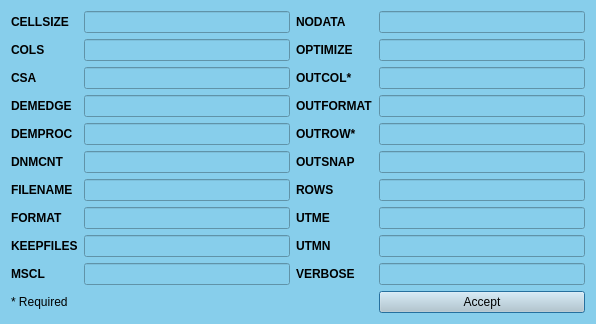
First picture: the form in ui/controltopagnps.ui, repository Inigobarbe/QAnnAGNPS, before the edit.
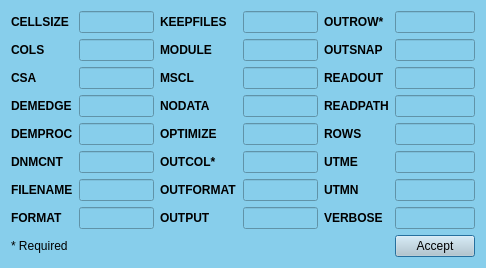
Second picture: the form after the edit.

```diff
--- a/ui/controltopagnps.ui
+++ b/ui/controltopagnps.ui
@@ -6,8 +6,8 @@
    <rect>
     <x>0</x>
     <y>0</y>
-    <width>596</width>
-    <height>316</height>
+    <width>486</width>
+    <height>249</height>
    </rect>
   </property>
   <property name="windowTitle">
@@ -17,6 +17,23 @@
    <string notr="true">background-color: #87CEEB;</string>
   </property>
   <layout class="QGridLayout" name="gridLayout">
+   <item row="14" column="5">
+    <widget class="QPushButton" name="pushButton">
+     <property name="styleSheet">
+      <string notr="true">background-color: #becbd1;</string>
+     </property>
+     <property name="text">
+      <string>Accept</string>
+     </property>
+    </widget>
+   </item>
+   <item row="14" column="0">
+    <widget class="QLabel" name="label_8">
+     <property name="text">
+      <string>* Required</string>
+     </property>
+    </widget>
+   </item>
    <item row="0" column="0">
     <widget class="QLabel" name="label">
      <property name="font">
@@ -30,8 +47,8 @@
      </property>
     </widget>
    </item>
-   <item row="0" column="1">
-    <widget class="QLineEdit" name="lineEdit">
+   <item row="1" column="1">
+    <widget class="QLineEdit" name="lineEdit_2">
      <property name="font">
       <font>
        <weight>75</weight>
@@ -46,6 +63,9 @@
 	border: 1px solid black
 }</string>
      </property>
+     <property name="alignment">
+      <set>Qt::AlignCenter</set>
+     </property>
     </widget>
    </item>
    <item row="1" column="0">
@@ -61,8 +81,8 @@
      </property>
     </widget>
    </item>
-   <item row="1" column="1">
-    <widget class="QLineEdit" name="lineEdit_2">
+   <item row="0" column="1">
+    <widget class="QLineEdit" name="lineEdit">
      <property name="font">
       <font>
        <weight>75</weight>
@@ -77,39 +97,8 @@
 	border: 1px solid black
 }</string>
      </property>
-    </widget>
-   </item>
-   <item row="2" column="0">
-    <widget class="QLabel" name="label_3">
-     <property name="font">
-      <font>
-       <weight>75</weight>
-       <bold>true</bold>
-      </font>
-     </property>
-     <property name="text">
-      <string>CSA</string>
-     </property>
-    </widget>
-   </item>
-   <item row="2" column="1">
-    <widget class="QLineEdit" name="lineEdit_3">
-     <property name="font">
-      <font>
-       <weight>75</weight>
-       <bold>true</bold>
-      </font>
-     </property>
-     <property name="styleSheet">
-      <string notr="true">QCheckBox::hover{color:white}
-
-QCheckBox::indicator:unchecked {
-    background-color: white;
-	border: 1px solid black
-}</string>
-     </property>
-     <property name="text">
-      <string/>
+     <property name="alignment">
+      <set>Qt::AlignCenter</set>
      </property>
     </widget>
    </item>
@@ -145,6 +134,59 @@
      <property name="text">
       <string/>
      </property>
+     <property name="alignment">
+      <set>Qt::AlignCenter</set>
+     </property>
+    </widget>
+   </item>
+   <item row="2" column="1">
+    <widget class="QLineEdit" name="lineEdit_3">
+     <property name="font">
+      <font>
+       <weight>75</weight>
+       <bold>true</bold>
+      </font>
+     </property>
+     <property name="styleSheet">
+      <string notr="true">QCheckBox::hover{color:white}
+
+QCheckBox::indicator:unchecked {
+    background-color: white;
+	border: 1px solid black
+}</string>
+     </property>
+     <property name="text">
+      <string/>
+     </property>
+     <property name="alignment">
+      <set>Qt::AlignCenter</set>
+     </property>
+    </widget>
+   </item>
+   <item row="2" column="0">
+    <widget class="QLabel" name="label_3">
+     <property name="font">
+      <font>
+       <weight>75</weight>
+       <bold>true</bold>
+      </font>
+     </property>
+     <property name="text">
+      <string>CSA</string>
+     </property>
+    </widget>
+   </item>
+   <item row="0" column="2">
+    <widget class="QLabel" name="label_9">
+     <property name="font">
+      <font>
+       <weight>75</weight>
+       <bold>true</bold>
+      </font>
+     </property>
+     <property name="text">
+      <string>KEEPFILES</string>
+     </property>
     </widget>
    </item>
    <item row="4" column="0">
@@ -160,27 +202,6 @@
      </property>
     </widget>
    </item>
-   <item row="4" column="1">
-    <widget class="QLineEdit" name="lineEdit_5">
-     <property name="font">
-      <font>
-       <weight>75</weight>
-       <bold>true</bold>
-      </font>
-     </property>
-     <property name="styleSheet">
-      <string notr="true">QCheckBox::hover{color:white}
-
-QCheckBox::indicator:unchecked {
-    background-color: white;
-	border: 1px solid black
-}</string>
-     </property>
-     <property name="text">
-      <string/>
-     </property>
-    </widget>
-   </item>
    <item row="5" column="0">
     <widget class="QLabel" name="label_6">
      <property name="font">
@@ -194,8 +215,8 @@
      </property>
     </widget>
    </item>
-   <item row="5" column="1">
-    <widget class="QLineEdit" name="lineEdit_6">
+   <item row="4" column="1">
+    <widget class="QLineEdit" name="lineEdit_5">
      <property name="font">
       <font>
        <weight>75</weight>
@@ -212,6 +233,22 @@
      </property>
      <property name="text">
       <string/>
+     </property>
+     <property name="alignment">
+      <set>Qt::AlignCenter</set>
+     </property>
+    </widget>
+   </item>
+   <item row="7" column="0">
+    <widget class="QLabel" name="label_13">
+     <property name="font">
+      <font>
+       <weight>75</weight>
+       <bold>true</bold>
+      </font>
+     </property>
+     <property name="text">
+      <string>FORMAT</string>
      </property>
     </widget>
    </item>
@@ -247,235 +284,74 @@
      <property name="text">
       <string/>
      </property>
-    </widget>
-   </item>
-   <item row="10" column="0">
-    <widget class="QLabel" name="label_8">
-     <property name="text">
-      <string>* Required</string>
+     <property name="alignment">
+      <set>Qt::AlignCenter</set>
      </property>
     </widget>
    </item>
-   <item row="10" column="3">
-    <widget class="QPushButton" name="pushButton">
-     <property name="styleSheet">
-      <string notr="true">background-color: #becbd1;</string>
-     </property>
-     <property name="text">
-      <string>Accept</string>
-     </property>
-    </widget>
-   </item>
-   <item row="9" column="2">
-    <widget class="QLabel" name="label_21">
+   <item row="5" column="1">
+    <widget class="QLineEdit" name="lineEdit_6">
      <property name="font">
       <font>
        <weight>75</weight>
        <bold>true</bold>
       </font>
      </property>
-     <property name="text">
-      <string>VERBOSE</string>
+     <property name="styleSheet">
+      <string notr="true">QCheckBox::hover{color:white}
+
+QCheckBox::indicator:unchecked {
+    background-color: white;
+	border: 1px solid black
+}</string>
      </property>
-    </widget>
-   </item>
-   <item row="9" column="3">
-    <widget class="QLineEdit" name="lineEdit_21">
-     <property name="font">
-      <font>
-       <weight>75</weight>
-       <bold>true</bold>
-      </font>
-     </property>
      <property name="text">
       <string/>
      </property>
-    </widget>
-   </item>
-   <item row="8" column="2">
-    <widget class="QLabel" name="label_20">
-     <property name="font">
-      <font>
-       <weight>75</weight>
-       <bold>true</bold>
-      </font>
+     <property name="alignment">
+      <set>Qt::AlignCenter</set>
      </property>
-     <property name="text">
-      <string>UTMN</string>
-     </property>
     </widget>
    </item>
-   <item row="8" column="3">
-    <widget class="QLineEdit" name="lineEdit_20">
+   <item row="7" column="1">
+    <widget class="QLineEdit" name="lineEdit_8">
      <property name="font">
       <font>
        <weight>75</weight>
        <bold>true</bold>
       </font>
      </property>
-     <property name="text">
-      <string/>
+     <property name="alignment">
+      <set>Qt::AlignCenter</set>
      </property>
     </widget>
    </item>
-   <item row="7" column="2">
-    <widget class="QLabel" name="label_19">
+   <item row="0" column="3">
+    <widget class="QLineEdit" name="lineEdit_9">
      <property name="font">
       <font>
        <weight>75</weight>
        <bold>true</bold>
       </font>
      </property>
-     <property name="text">
-      <string>UTME</string>
+     <property name="styleSheet">
+      <string notr="true">QCheckBox::hover{color:white}
+
+QCheckBox::indicator:unchecked {
+    background-color: white;
+	border: 1px solid black
+}</string>
      </property>
-    </widget>
-   </item>
-   <item row="7" column="3">
-    <widget class="QLineEdit" name="lineEdit_19">
-     <property name="font">
-      <font>
-       <weight>75</weight>
-       <bold>true</bold>
-      </font>
-     </property>
      <property name="text">
       <string/>
      </property>
-    </widget>
-   </item>
-   <item row="6" column="2">
-    <widget class="QLabel" name="label_18">
-     <property name="font">
-      <font>
-       <weight>75</weight>
-       <bold>true</bold>
-      </font>
-     </property>
-     <property name="text">
-      <string>ROWS</string>
-     </property>
-    </widget>
-   </item>
-   <item row="6" column="3">
-    <widget class="QLineEdit" name="lineEdit_18">
-     <property name="font">
-      <font>
-       <weight>75</weight>
-       <bold>true</bold>
-      </font>
-     </property>
-     <property name="text">
-      <string/>
-     </property>
-    </widget>
-   </item>
-   <item row="5" column="2">
-    <widget class="QLabel" name="label_17">
-     <property name="font">
-      <font>
-       <weight>75</weight>
-       <bold>true</bold>
-      </font>
-     </property>
-     <property name="text">
-      <string>OUTSNAP</string>
-     </property>
-    </widget>
-   </item>
-   <item row="5" column="3">
-    <widget class="QLineEdit" name="lineEdit_17">
-     <property name="font">
-      <font>
-       <weight>75</weight>
-       <bold>true</bold>
-      </font>
-     </property>
-     <property name="text">
-      <string/>
-     </property>
-    </widget>
-   </item>
-   <item row="4" column="2">
-    <widget class="QLabel" name="label_22">
-     <property name="font">
-      <font>
-       <weight>75</weight>
-       <bold>true</bold>
-      </font>
-     </property>
-     <property name="text">
-      <string>OUTROW*</string>
-     </property>
-    </widget>
-   </item>
-   <item row="4" column="3">
-    <widget class="QLineEdit" name="lineEdit_22">
-     <property name="font">
-      <font>
-       <weight>75</weight>
-       <bold>true</bold>
-      </font>
-     </property>
-     <property name="text">
-      <string/>
-     </property>
-    </widget>
-   </item>
-   <item row="3" column="2">
-    <widget class="QLabel" name="label_14">
-     <property name="font">
-      <font>
-       <weight>75</weight>
-       <bold>true</bold>
-      </font>
-     </property>
-     <property name="text">
-      <string>OUTFORMAT</string>
-     </property>
-    </widget>
-   </item>
-   <item row="3" column="3">
-    <widget class="QLineEdit" name="lineEdit_14">
-     <property name="font">
-      <font>
-       <weight>75</weight>
-       <bold>true</bold>
-      </font>
-     </property>
-     <property name="text">
-      <string/>
-     </property>
-    </widget>
-   </item>
-   <item row="2" column="2">
-    <widget class="QLabel" name="label_15">
-     <property name="font">
-      <font>
-       <weight>75</weight>
-       <bold>true</bold>
-      </font>
-     </property>
-     <property name="text">
-      <string>OUTCOL*</string>
-     </property>
-    </widget>
-   </item>
-   <item row="2" column="3">
-    <widget class="QLineEdit" name="lineEdit_15">
-     <property name="font">
-      <font>
-       <weight>75</weight>
-       <bold>true</bold>
-      </font>
-     </property>
-     <property name="text">
-      <string/>
+     <property name="alignment">
+      <set>Qt::AlignCenter</set>
      </property>
     </widget>
    </item>
    <item row="1" column="2">
-    <widget class="QLabel" name="label_12">
+    <widget class="QLabel" name="label_16">
      <property name="font">
       <font>
        <weight>75</weight>
@@ -483,58 +359,24 @@
       </font>
      </property>
      <property name="text">
-      <string>OPTIMIZE</string>
+      <string>MODULE</string>
      </property>
     </widget>
    </item>
    <item row="1" column="3">
-    <widget class="QLineEdit" name="lineEdit_12">
+    <widget class="QLineEdit" name="lineEdit_13">
      <property name="font">
       <font>
        <weight>75</weight>
        <bold>true</bold>
       </font>
      </property>
-     <property name="text">
-      <string/>
+     <property name="alignment">
+      <set>Qt::AlignCenter</set>
      </property>
     </widget>
    </item>
-   <item row="0" column="3">
-    <widget class="QLineEdit" name="lineEdit_11">
-     <property name="font">
-      <font>
-       <weight>75</weight>
-       <bold>true</bold>
-      </font>
-     </property>
-     <property name="styleSheet">
-      <string notr="true">QCheckBox::hover{color:white}
-
-QCheckBox::indicator:unchecked {
-    background-color: white;
-	border: 1px solid black
-}</string>
-     </property>
-     <property name="text">
-      <string/>
-     </property>
-    </widget>
-   </item>
-   <item row="0" column="2">
-    <widget class="QLabel" name="label_11">
-     <property name="font">
-      <font>
-       <weight>75</weight>
-       <bold>true</bold>
-      </font>
-     </property>
-     <property name="text">
-      <string>NODATA</string>
-     </property>
-    </widget>
-   </item>
-   <item row="9" column="0">
+   <item row="2" column="2">
     <widget class="QLabel" name="label_10">
      <property name="font">
       <font>
@@ -547,7 +389,7 @@
      </property>
     </widget>
    </item>
-   <item row="9" column="1">
+   <item row="2" column="3">
     <widget class="QLineEdit" name="lineEdit_10">
      <property name="font">
       <font>
@@ -566,10 +408,13 @@
      <property name="text">
       <string/>
      </property>
+     <property name="alignment">
+      <set>Qt::AlignCenter</set>
+     </property>
     </widget>
    </item>
-   <item row="8" column="0">
-    <widget class="QLabel" name="label_9">
+   <item row="3" column="2">
+    <widget class="QLabel" name="label_11">
      <property name="font">
       <font>
        <weight>75</weight>
@@ -577,12 +422,12 @@
       </font>
      </property>
      <property name="text">
-      <string>KEEPFILES</string>
+      <string>NODATA</string>
      </property>
     </widget>
    </item>
-   <item row="8" column="1">
-    <widget class="QLineEdit" name="lineEdit_9">
+   <item row="3" column="3">
+    <widget class="QLineEdit" name="lineEdit_11">
      <property name="font">
       <font>
        <weight>75</weight>
@@ -600,10 +445,13 @@
      <property name="text">
       <string/>
      </property>
+     <property name="alignment">
+      <set>Qt::AlignCenter</set>
+     </property>
     </widget>
    </item>
-   <item row="7" column="0">
-    <widget class="QLabel" name="label_13">
+   <item row="4" column="2">
+    <widget class="QLabel" name="label_12">
      <property name="font">
       <font>
        <weight>75</weight>
@@ -611,17 +459,333 @@
       </font>
      </property>
      <property name="text">
-      <string>FORMAT</string>
+      <string>OPTIMIZE</string>
      </property>
     </widget>
    </item>
-   <item row="7" column="1">
-    <widget class="QLineEdit" name="lineEdit_8">
+   <item row="4" column="3">
+    <widget class="QLineEdit" name="lineEdit_12">
      <property name="font">
       <font>
        <weight>75</weight>
        <bold>true</bold>
       </font>
+     </property>
+     <property name="text">
+      <string/>
+     </property>
+     <property name="alignment">
+      <set>Qt::AlignCenter</set>
+     </property>
+    </widget>
+   </item>
+   <item row="5" column="2">
+    <widget class="QLabel" name="label_15">
+     <property name="font">
+      <font>
+       <weight>75</weight>
+       <bold>true</bold>
+      </font>
+     </property>
+     <property name="text">
+      <string>OUTCOL*</string>
+     </property>
+    </widget>
+   </item>
+   <item row="5" column="3">
+    <widget class="QLineEdit" name="lineEdit_15">
+     <property name="font">
+      <font>
+       <weight>75</weight>
+       <bold>true</bold>
+      </font>
+     </property>
+     <property name="text">
+      <string/>
+     </property>
+     <property name="alignment">
+      <set>Qt::AlignCenter</set>
+     </property>
+    </widget>
+   </item>
+   <item row="6" column="2">
+    <widget class="QLabel" name="label_14">
+     <property name="font">
+      <font>
+       <weight>75</weight>
+       <bold>true</bold>
+      </font>
+     </property>
+     <property name="text">
+      <string>OUTFORMAT</string>
+     </property>
+    </widget>
+   </item>
+   <item row="6" column="3">
+    <widget class="QLineEdit" name="lineEdit_14">
+     <property name="font">
+      <font>
+       <weight>75</weight>
+       <bold>true</bold>
+      </font>
+     </property>
+     <property name="text">
+      <string/>
+     </property>
+     <property name="alignment">
+      <set>Qt::AlignCenter</set>
+     </property>
+    </widget>
+   </item>
+   <item row="7" column="2">
+    <widget class="QLabel" name="label_23">
+     <property name="font">
+      <font>
+       <weight>75</weight>
+       <bold>true</bold>
+      </font>
+     </property>
+     <property name="text">
+      <string>OUTPUT</string>
+     </property>
+    </widget>
+   </item>
+   <item row="7" column="3">
+    <widget class="QLineEdit" name="lineEdit_16">
+     <property name="font">
+      <font>
+       <weight>75</weight>
+       <bold>true</bold>
+      </font>
+     </property>
+     <property name="alignment">
+      <set>Qt::AlignCenter</set>
+     </property>
+    </widget>
+   </item>
+   <item row="0" column="4">
+    <widget class="QLabel" name="label_22">
+     <property name="font">
+      <font>
+       <weight>75</weight>
+       <bold>true</bold>
+      </font>
+     </property>
+     <property name="text">
+      <string>OUTROW*</string>
+     </property>
+    </widget>
+   </item>
+   <item row="0" column="5">
+    <widget class="QLineEdit" name="lineEdit_22">
+     <property name="font">
+      <font>
+       <weight>75</weight>
+       <bold>true</bold>
+      </font>
+     </property>
+     <property name="text">
+      <string/>
+     </property>
+     <property name="alignment">
+      <set>Qt::AlignCenter</set>
+     </property>
+    </widget>
+   </item>
+   <item row="1" column="4">
+    <widget class="QLabel" name="label_17">
+     <property name="font">
+      <font>
+       <weight>75</weight>
+       <bold>true</bold>
+      </font>
+     </property>
+     <property name="text">
+      <string>OUTSNAP</string>
+     </property>
+    </widget>
+   </item>
+   <item row="1" column="5">
+    <widget class="QLineEdit" name="lineEdit_17">
+     <property name="font">
+      <font>
+       <weight>75</weight>
+       <bold>true</bold>
+      </font>
+     </property>
+     <property name="text">
+      <string/>
+     </property>
+     <property name="alignment">
+      <set>Qt::AlignCenter</set>
+     </property>
+    </widget>
+   </item>
+   <item row="2" column="4">
+    <widget class="QLabel" name="label_24">
+     <property name="font">
+      <font>
+       <weight>75</weight>
+       <bold>true</bold>
+      </font>
+     </property>
+     <property name="text">
+      <string>READOUT</string>
+     </property>
+    </widget>
+   </item>
+   <item row="2" column="5">
+    <widget class="QLineEdit" name="lineEdit_23">
+     <property name="font">
+      <font>
+       <weight>75</weight>
+       <bold>true</bold>
+      </font>
+     </property>
+     <property name="alignment">
+      <set>Qt::AlignCenter</set>
+     </property>
+    </widget>
+   </item>
+   <item row="3" column="4">
+    <widget class="QLabel" name="label_25">
+     <property name="font">
+      <font>
+       <weight>75</weight>
+       <bold>true</bold>
+      </font>
+     </property>
+     <property name="text">
+      <string>READPATH</string>
+     </property>
+    </widget>
+   </item>
+   <item row="3" column="5">
+    <widget class="QLineEdit" name="lineEdit_24">
+     <property name="font">
+      <font>
+       <weight>75</weight>
+       <bold>true</bold>
+      </font>
+     </property>
+     <property name="alignment">
+      <set>Qt::AlignCenter</set>
+     </property>
+    </widget>
+   </item>
+   <item row="4" column="4">
+    <widget class="QLabel" name="label_18">
+     <property name="font">
+      <font>
+       <weight>75</weight>
+       <bold>true</bold>
+      </font>
+     </property>
+     <property name="text">
+      <string>ROWS</string>
+     </property>
+    </widget>
+   </item>
+   <item row="4" column="5">
+    <widget class="QLineEdit" name="lineEdit_18">
+     <property name="font">
+      <font>
+       <weight>75</weight>
+       <bold>true</bold>
+      </font>
+     </property>
+     <property name="text">
+      <string/>
+     </property>
+     <property name="alignment">
+      <set>Qt::AlignCenter</set>
+     </property>
+    </widget>
+   </item>
+   <item row="5" column="4">
+    <widget class="QLabel" name="label_19">
+     <property name="font">
+      <font>
+       <weight>75</weight>
+       <bold>true</bold>
+      </font>
+     </property>
+     <property name="text">
+      <string>UTME</string>
+     </property>
+    </widget>
+   </item>
+   <item row="5" column="5">
+    <widget class="QLineEdit" name="lineEdit_19">
+     <property name="font">
+      <font>
+       <weight>75</weight>
+       <bold>true</bold>
+      </font>
+     </property>
+     <property name="text">
+      <string/>
+     </property>
+     <property name="alignment">
+      <set>Qt::AlignCenter</set>
+     </property>
+    </widget>
+   </item>
+   <item row="6" column="4">
+    <widget class="QLabel" name="label_20">
+     <property name="font">
+      <font>
+       <weight>75</weight>
+       <bold>true</bold>
+      </font>
+     </property>
+     <property name="text">
+      <string>UTMN</string>
+     </property>
+    </widget>
+   </item>
+   <item row="6" column="5">
+    <widget class="QLineEdit" name="lineEdit_20">
+     <property name="font">
+      <font>
+       <weight>75</weight>
+       <bold>true</bold>
+      </font>
+     </property>
+     <property name="text">
+      <string/>
+     </property>
+     <property name="alignment">
+      <set>Qt::AlignCenter</set>
+     </property>
+    </widget>
+   </item>
+   <item row="7" column="4">
+    <widget class="QLabel" name="label_21">
+     <property name="font">
+      <font>
+       <weight>75</weight>
+       <bold>true</bold>
+      </font>
+     </property>
+     <property name="text">
+      <string>VERBOSE</string>
+     </property>
+    </widget>
+   </item>
+   <item row="7" column="5">
+    <widget class="QLineEdit" name="lineEdit_21">
+     <property name="font">
+      <font>
+       <weight>75</weight>
+       <bold>true</bold>
+      </font>
+     </property>
+     <property name="text">
+      <string/>
+     </property>
+     <property name="alignment">
+      <set>Qt::AlignCenter</set>
      </property>
     </widget>
    </item>
```
